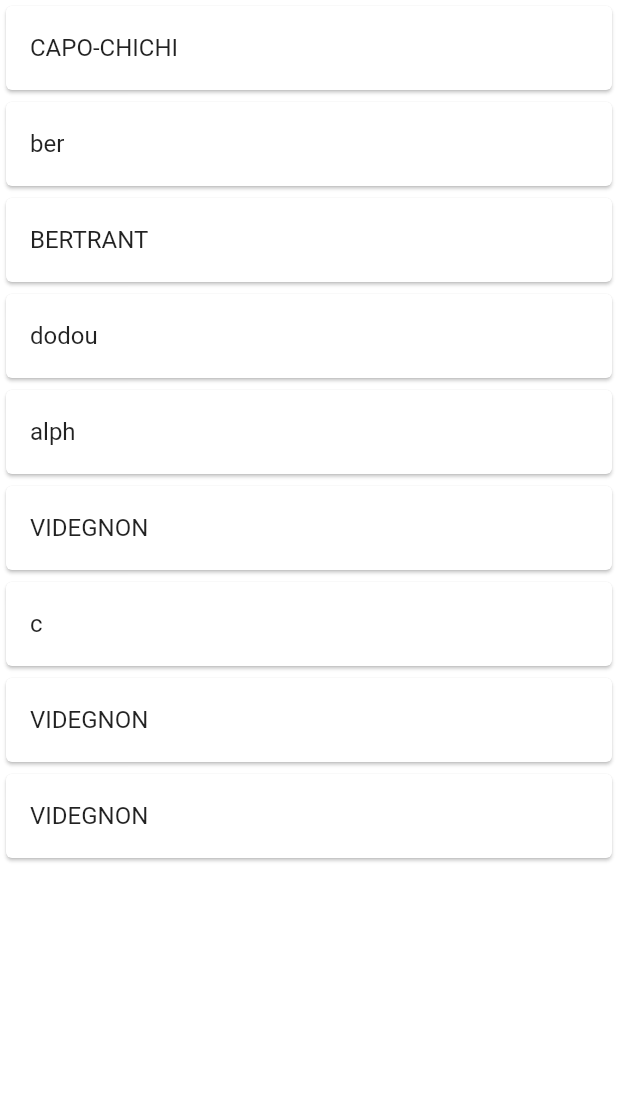
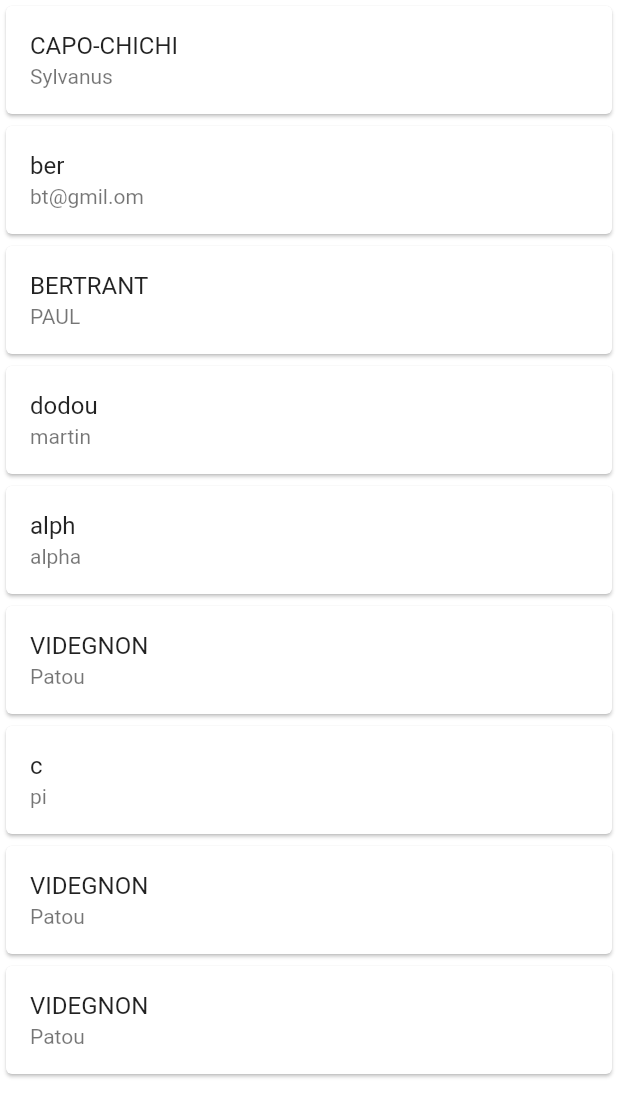
Before and after one commit to sylfleur/flutter_test_function, a Flutter app: the HtagList screen opened by its route, on a phone screen of 412 x 824 dp. Shown: the top 1117 px of the screen. Run offline on Flutter 3.47's test engine with Material 2 defaults, Android fonts, the phone set to English and light mode, and no system bars.

Commit message:
Update for Users card with option is Users is not found!

```diff
--- a/lib/screens/htaglist.dart
+++ b/lib/screens/htaglist.dart
@@ -11,7 +11,11 @@ class HtagList extends StatefulWidget {
 class _HtagListState extends State<HtagList> {
   @override
   Widget build(BuildContext context) {
-    return ListView.builder(
+    return users.isEmpty
+        ? const Center(
+            child: Text('No users found'),
+          )
+        : ListView.builder(
             itemCount: users.length,
             itemBuilder: (context, index) {
               return Dismissible(
@@ -19,7 +23,8 @@ class _HtagListState extends State<HtagList> {
                 onDismissed: (direction) =>
                     ScaffoldMessenger.of(context).showSnackBar(
                   SnackBar(
-                    content: Text(users[index]["name"].toString() + " Supprimé"),
+                    content:
+                        Text(users[index]["name"].toString() + " Supprimé"),
                   ),
                 ),
                 background: Container(
@@ -27,9 +32,17 @@ class _HtagListState extends State<HtagList> {
                 ),
                 child: Card(
                   child: ListTile(
-                title: Text(users[index]["name"]),
+                    title: Text(
+                      users[index]["name"],
                     ),
-            ));
+                    subtitle: Text(
+                      users[index]["firstname"],
+                    ),onTap: (){
+
+                    },
+                  ),
+                ),
+              );
             },
           );
   }
```
Also changed, not shown: 1 other file. Lines whose indentation alone changed are shown as unchanged.
